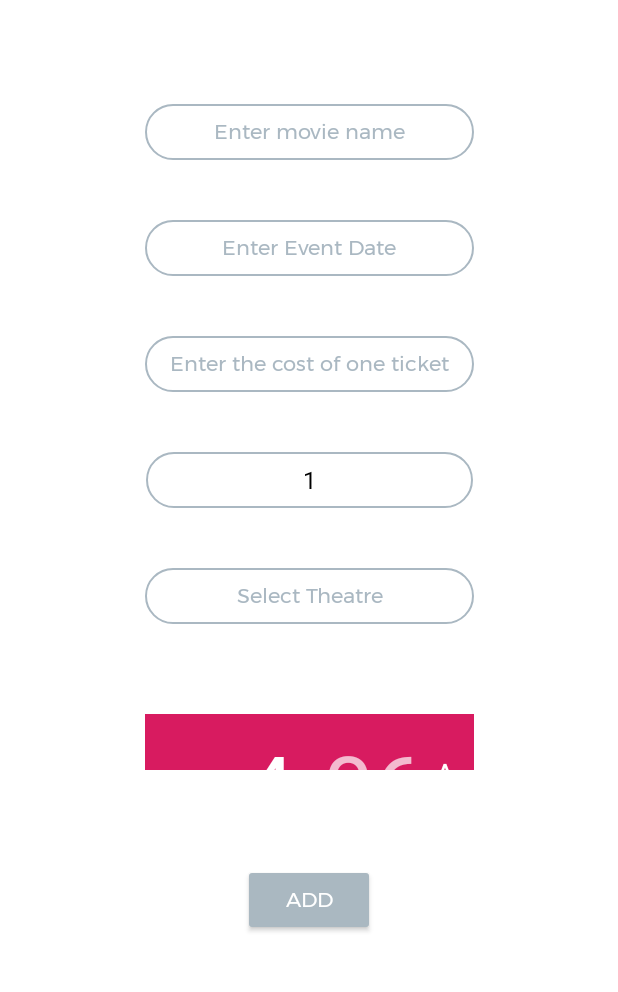
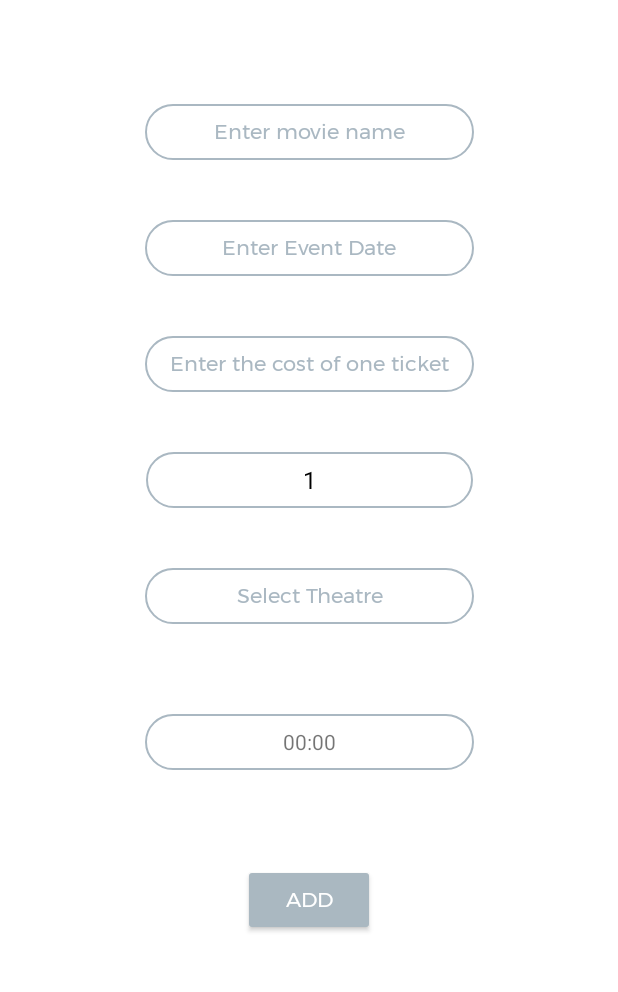
Before and after one commit to lerex5/TicketShareApp, an Android app: the addTickets screen opened directly, with no data from a screen before it, on a phone screen of 412 x 824 dp, the part 93-1085 px from its top. Run offline under Robolectric (Android 15) with nearby library versions, the phone set to English and light mode, and no system bars; our stand-ins replace Firebase (no records; nobody signed in at launch, a user with empty details on screens opened directly).

Commit message:
TimePicker

```diff
--- a/app/src/main/java/com/lerex/tr/addTickets.java
+++ b/app/src/main/java/com/lerex/tr/addTickets.java
@@ -2,10 +2,14 @@ package com.lerex.tr;
 
 import androidx.annotation.NonNull;
 import androidx.appcompat.app.AppCompatActivity;
+import androidx.fragment.app.DialogFragment;
 
 import android.app.DatePickerDialog;
+import android.app.Dialog;
+import android.app.TimePickerDialog;
 import android.content.Context;
 import android.os.Bundle;
+import android.text.format.DateFormat;
 import android.view.View;
 import android.view.Window;
 import android.view.WindowManager;
@@ -17,6 +21,7 @@ import android.widget.DatePicker;
 import android.widget.EditText;
 import android.widget.Spinner;
 import android.widget.TextView;
+import android.widget.TimePicker;
 import android.widget.Toast;
 
 import com.google.firebase.auth.FirebaseAuth;
@@ -43,10 +48,10 @@ public class addTickets extends AppCompatActivity {
     private DatabaseReference mydb = FirebaseDatabase.getInstance().getReference("Tickets");
     //private DatabaseReference availabledb = FirebaseDatabase.getInstance().getReference("Available");
     private DatePickerDialog.OnDateSetListener dateSetListener;
+    private TimePickerDialog.OnTimeSetListener timesetlistener;
     private String date=null;
-    private TextView eDate;
+    private TextView eDate,eTime;
     private int num;
-
 
     protected void addTicket(){
         String key = mydb.push().getKey();
@@ -107,6 +112,28 @@ public class addTickets extends AppCompatActivity {
         ArrayList<String> Cities = tinydb.getListString("Cities");
 
         eDate = findViewById(R.id.etDate);
+        eTime= findViewById(R.id.eventtime);
+
+        eTime.setOnClickListener(new View.OnClickListener() {
+            @Override
+            public void onClick(View v) {
+                final Calendar c = Calendar.getInstance();
+                int hour = c.get(Calendar.HOUR_OF_DAY);
+                int minute = c.get(Calendar.MINUTE);
+
+                // Create a new instance of TimePickerDialog and return it
+                TimePickerDialog timePickerDialog = new TimePickerDialog(addTickets.this, timesetlistener, hour, minute,false);
+                timePickerDialog.show();
+            }
+        });
+
+        timesetlistener = new TimePickerDialog.OnTimeSetListener(){
+            @Override
+            public void onTimeSet(TimePicker view,int hour,int minute){
+                eTime.setText(Integer.toString(hour)+":"+Integer.toString(minute));
+            }
+
+        };
         eDate.setOnClickListener(new View.OnClickListener() {
             @Override
             public void onClick(View v) {
--- a/app/src/main/res/layout/activity_add_tickets.xml
+++ b/app/src/main/res/layout/activity_add_tickets.xml
@@ -140,11 +140,16 @@
         app:layout_constraintVertical_bias="0.0"
         tools:ignore="Autofill,HardcodedText" />
 
-    <TimePicker
+    <TextView
         android:id="@+id/eventtime"
         android:layout_width="219dp"
         android:layout_height="37dp"
         android:layout_marginBottom="3dp"
+        android:text="@string/intial_time"
+        android:onClick="onClickTimePicker"
+        android:gravity="center"
+        android:textAlignment="center"
+        android:background="@drawable/etborder1"
         app:layout_constraintBottom_toTopOf="@+id/btnAdd1"
         app:layout_constraintEnd_toEndOf="parent"
         app:layout_constraintStart_toStartOf="parent"
--- a/app/src/main/res/values/strings.xml
+++ b/app/src/main/res/values/strings.xml
@@ -41,4 +41,5 @@
     <string name="change_city">Change city</string>
     <string name="your_location">My Location</string>
     <string name="select_your_city">Select Your City</string>
+    <string name="intial_time">00:00</string>
 </resources>
```
